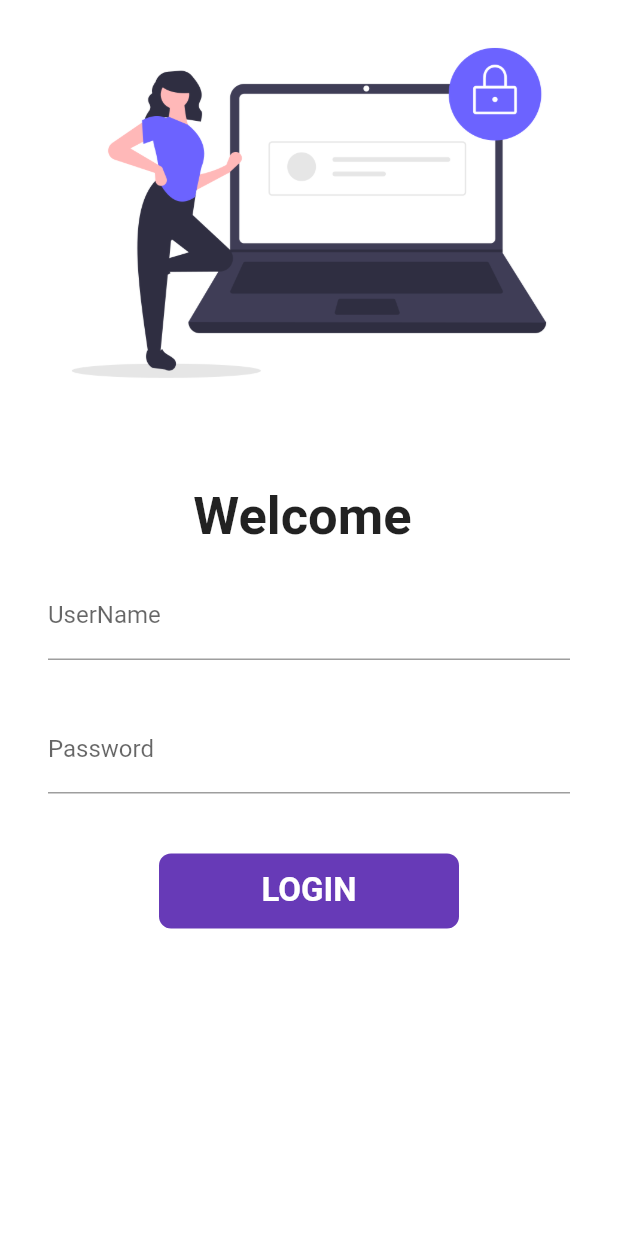
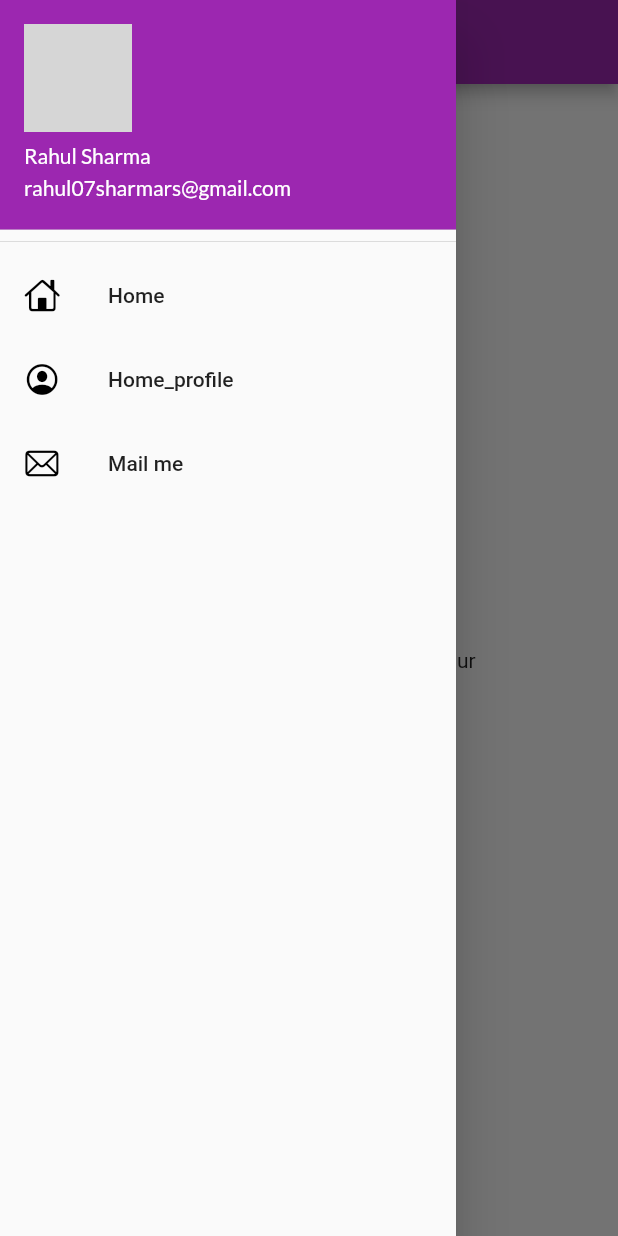
Before and after one commit to rahul07sharmars/flutterlearning, a Flutter app: the screen it shows after launch, with the side drawer open (before the commit the screen has no drawer), on a phone screen of 412 x 824 dp. Run offline on Flutter 3.47's test engine with Material 2 defaults, Android fonts, the phone set to English and light mode, and no system bars; our stand-ins replace google_fonts; network calls fail; grey boxes are pictures that could not be loaded.

Commit message:
day9 compeleted

```diff
--- a/lib/main.dart
+++ b/lib/main.dart
@@ -24,9 +24,9 @@ class MyApp extends StatelessWidget {
         darkTheme: ThemeData(
           brightness: Brightness.dark,
         ),
-        initialRoute: "/login",
+        initialRoute:MyRoutes.homeRoute,
         routes: {
-          "/": (context) => LoginPage(),
+          //"/": (context) => LoginPage(),
           MyRoutes.homeRoute: (context) => HomePage(),
           MyRoutes.loginRoute: (context) => LoginPage(),
         });
--- a/lib/pages/home_page.dart
+++ b/lib/pages/home_page.dart
@@ -1,5 +1,5 @@
 import 'package:flutter/material.dart';
-
+import 'package:flutter_catalog/widgets/drawer.dart';
 class HomePage extends StatelessWidget {
   final int days = 30;
   final String name = "codepur";
@@ -11,10 +11,10 @@ class HomePage extends StatelessWidget {
       ),
       body: Center(
         child: Container(
-          child:Text("Welcome to $days of flutter by $name"),
+          child: Text("Welcome to $days of flutter by $name"),
         ),
       ),
-      drawer: Drawer(),
+      drawer: MyDrawer(),
     );
   }
 }
--- /dev/null
+++ b/lib/widgets/drawer.dart
@@ -0,0 +1,59 @@
+import 'package:flutter/cupertino.dart';
+import 'package:flutter/material.dart';
+
+class MyDrawer extends StatelessWidget {
+  final imageurl =
+      "https://images-na.ssl-images-amazon.com/images/I/81QJ4TqbusL._SL1500_.jpg";
+  @override
+  Widget build(BuildContext context) {
+    return Drawer(
+      child: Container(
+        child: ListView(
+          padding: EdgeInsets.zero,
+          children: [
+            DrawerHeader(
+                padding: EdgeInsets.zero,
+                child: UserAccountsDrawerHeader(
+                  accountName: Text(
+                    "Rahul Sharma",
+                    style: TextStyle(
+                      color: Colors.white,
+                    ),
+                  ),
+                  accountEmail: Text(
+                    "rahul07sharmars@gmail.com",
+                    style: TextStyle(
+                      color: Colors.white,
+                    ),
+                  ),
+                  currentAccountPicture: CircleAvatar(
+                    backgroundImage: NetworkImage(imageurl),
+                  ),
+                )),
+            ListTile(
+              leading: Icon(
+                CupertinoIcons.home,
+                color: Colors.black,
+              ),
+              title: Text("Home"),
+            ),
+            ListTile(
+              leading: Icon(
+                CupertinoIcons.profile_circled,
+                color: Colors.black,
+              ),
+              title: Text("Home_profile"),
+            ),
+            ListTile(
+              leading: Icon(
+                CupertinoIcons.mail,
+                color: Colors.black,
+              ),
+              title: Text("Mail me"),
+            ),
+          ],
+        ),
+      ),
+    );
+  }
+}
```
